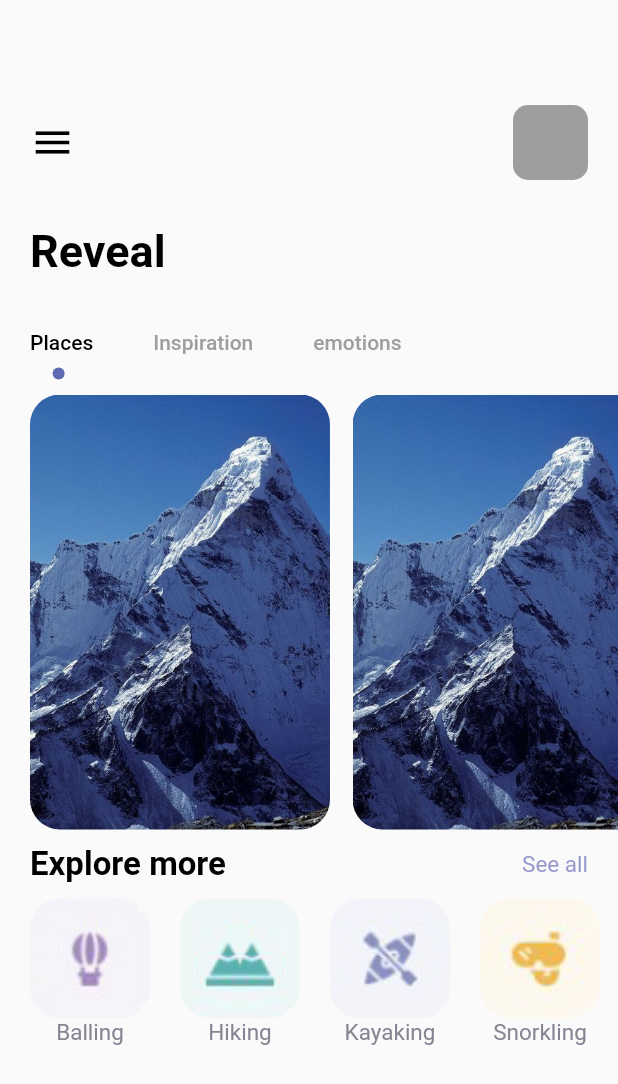
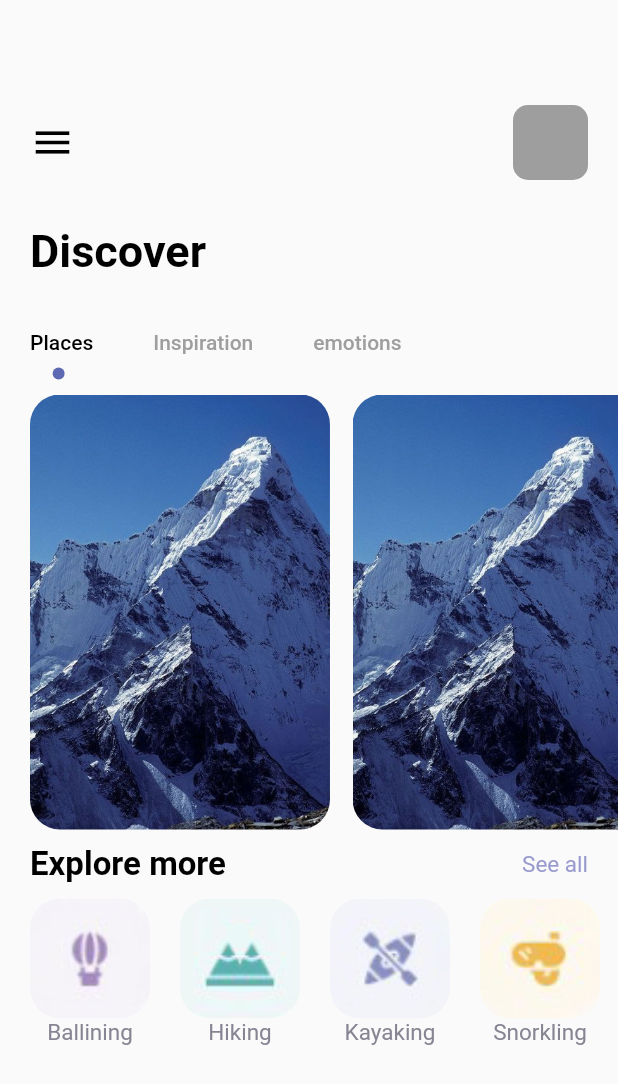
Before and after one commit to picasso653/travel_app, a Flutter app: the HomePage screen opened directly, on a phone screen of 412 x 824 dp. Shown: the top 1084 px of the screen. Run offline on Flutter 3.47's test engine with Material 2 defaults, Android fonts, the phone set to English and light mode, and no system bars.

Commit message:
I haven't done anything today

```diff
--- a/lib/pages/home_page.dart
+++ b/lib/pages/home_page.dart
@@ -14,7 +14,7 @@ class HomePage extends StatefulWidget {
 
 class _HomePageState extends State<HomePage> with TickerProviderStateMixin {
   var images = {
-    'balloning.png': "Balling",
+    'balloning.png': "Ballining",
     "hiking.png": 'Hiking',
     "kayaking.png": "Kayaking",
     "snorkling.png": "Snorkling"
@@ -54,7 +54,7 @@ class _HomePageState extends State<HomePage> with TickerProviderStateMixin {
           ),
           Container(
             margin: const EdgeInsets.only(left: 20),
-            child: AppLargeText(text: 'Reveal'),
+            child: AppLargeText(text: 'Discover'),
           ),
           const SizedBox(height: 20),
           // ignore: avoid_unnecessary_containers
```
